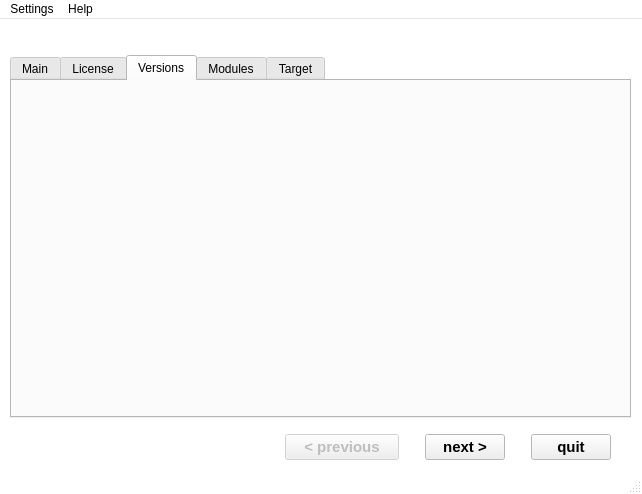
This is src/main/forms/main.ui in douglasbeniz/e3_pyqt_installer as Qt 5 draws it before an edit. The edited form follows.
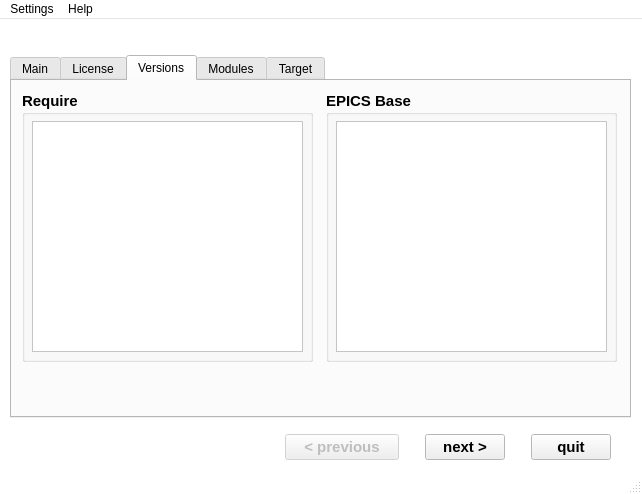
This is the edited form. The open tabs and pages were chosen to show the change. Icons and pictures are not drawn.

Commit message: Implemented the get license and versions procedures

```diff
--- a/src/main/forms/main.ui
+++ b/src/main/forms/main.ui
@@ -288,6 +288,75 @@
         <attribute name="title">
          <string>Versions</string>
         </attribute>
+        <widget class="QGroupBox" name="grpReq">
+         <property name="geometry">
+          <rect>
+           <x>10</x>
+           <y>10</y>
+           <width>291</width>
+           <height>271</height>
+          </rect>
+         </property>
+         <property name="font">
+          <font>
+           <pointsize>11</pointsize>
+           <weight>75</weight>
+           <bold>true</bold>
+          </font>
+         </property>
+         <property name="title">
+          <string>Require</string>
+         </property>
+         <widget class="QListWidget" name="lstRequire">
+          <property name="geometry">
+           <rect>
+            <x>10</x>
+            <y>30</y>
+            <width>271</width>
+            <height>231</height>
+           </rect>
+          </property>
+          <property name="layoutMode">
+           <enum>QListView::SinglePass</enum>
+          </property>
+          <property name="viewMode">
+           <enum>QListView::ListMode</enum>
+          </property>
+          <property name="selectionRectVisible">
+           <bool>true</bool>
+          </property>
+         </widget>
+        </widget>
+        <widget class="QGroupBox" name="grpBase">
+         <property name="geometry">
+          <rect>
+           <x>314</x>
+           <y>10</y>
+           <width>291</width>
+           <height>271</height>
+          </rect>
+         </property>
+         <property name="font">
+          <font>
+           <pointsize>11</pointsize>
+           <weight>75</weight>
+           <bold>true</bold>
+          </font>
+         </property>
+         <property name="title">
+          <string>EPICS Base</string>
+         </property>
+         <widget class="QListWidget" name="lstBase">
+          <property name="geometry">
+           <rect>
+            <x>10</x>
+            <y>30</y>
+            <width>271</width>
+            <height>231</height>
+           </rect>
+          </property>
+         </widget>
+        </widget>
        </widget>
        <widget class="QWidget" name="tabModules">
         <property name="enabled">
```
Left out of the diff: 25 changed lines with no effect on the pictures. The commit also changes 1 other file.
